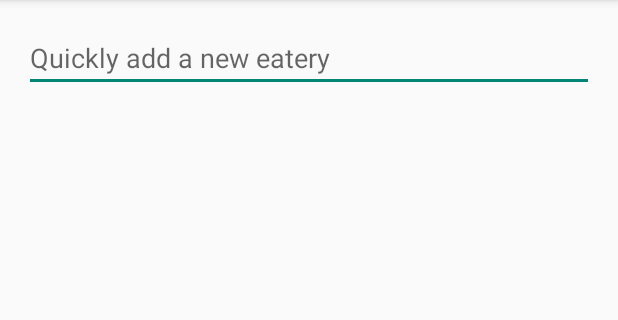
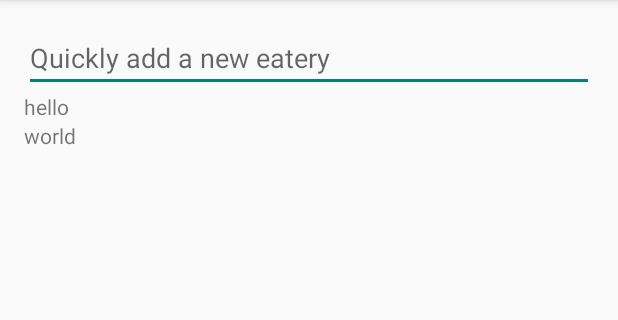
Before and after one commit to aclissold/lunch-android, an Android app: the screen it shows after launch (LunchActivity), on a phone screen of 412 x 824 dp, the part 84-404 px from its top. Run offline under Robolectric (Android 15) with nearby library versions, the phone set to English and light mode, and no system bars.

Commit message:
Add recycler view

```diff
--- a/app/build.gradle
+++ b/app/build.gradle
@@ -21,4 +21,5 @@ android {
 
 dependencies {
     compile fileTree(dir: 'libs', include: ['*.jar'])
+    compile 'com.android.support:recyclerview-v7:22.1.1'
 }
--- a/app/src/main/java/com/andrewclissold/lunch/LunchActivityFragment.java
+++ b/app/src/main/java/com/andrewclissold/lunch/LunchActivityFragment.java
@@ -2,6 +2,8 @@ package com.andrewclissold.lunch;
 
 import android.app.Fragment;
 import android.os.Bundle;
+import android.support.v7.widget.LinearLayoutManager;
+import android.support.v7.widget.RecyclerView;
 import android.view.LayoutInflater;
 import android.view.View;
 import android.view.ViewGroup;
@@ -12,12 +14,27 @@ import android.view.ViewGroup;
  */
 public class LunchActivityFragment extends Fragment {
 
+    private RecyclerView mRecyclerView;
+    private RecyclerView.Adapter mAdapter;
+    private RecyclerView.LayoutManager mLayoutManager;
+
     public LunchActivityFragment() {
     }
 
     @Override
     public View onCreateView(LayoutInflater inflater, ViewGroup container,
                              Bundle savedInstanceState) {
-        return inflater.inflate(R.layout.fragment_lunch, container, false);
+        View rootView = inflater.inflate(R.layout.fragment_lunch, container, false);
+        mRecyclerView = (RecyclerView) rootView.findViewById(R.id.eatery_recycler_view);
+        mRecyclerView.setHasFixedSize(true);
+
+        mLayoutManager = new LinearLayoutManager(getActivity());
+        mRecyclerView.setLayoutManager(mLayoutManager);
+
+        String[] lunchDataset = {"hello", "world"};
+        mAdapter = new LunchAdapter(lunchDataset);
+        mRecyclerView.setAdapter(mAdapter);
+
+        return rootView;
     }
 }
--- /dev/null
+++ b/app/src/main/java/com/andrewclissold/lunch/LunchAdapter.java
@@ -0,0 +1,42 @@
+package com.andrewclissold.lunch;
+
+import android.support.v7.widget.RecyclerView;
+import android.view.ViewGroup;
+import android.widget.TextView;
+
+/**
+ * Created by aclissold on 7/28/15.
+ */
+public class LunchAdapter extends RecyclerView.Adapter<LunchAdapter.ViewHolder> {
+    private String[] mDataset;
+
+    public static class ViewHolder extends RecyclerView.ViewHolder {
+        public TextView mTextView;
+        public ViewHolder(TextView v) {
+            super(v);
+            mTextView = v;
+        }
+    }
+
+    public LunchAdapter(String[] lunchDataset) {
+        mDataset = lunchDataset;
+    }
+
+    @Override
+    public LunchAdapter.ViewHolder onCreateViewHolder(ViewGroup parent, int viewType) {
+//        View v = LayoutInflater.from(parent.getContext()).inflate(R.layout.lunch_text_view, parent, false);
+        TextView v = new TextView(parent.getContext());
+        ViewHolder vh = new ViewHolder(v);
+        return vh;
+    }
+
+    @Override
+    public void onBindViewHolder(ViewHolder holder, int position) {
+        holder.mTextView.setText(mDataset[position]);
+    }
+
+    @Override
+    public int getItemCount() {
+        return mDataset.length;
+    }
+}
--- a/app/src/main/res/layout/activity_lunch.xml
+++ b/app/src/main/res/layout/activity_lunch.xml
@@ -2,4 +2,5 @@
     xmlns:tools="http://schemas.android.com/tools" android:id="@+id/fragment"
     android:name="com.andrewclissold.lunch.LunchActivityFragment"
     tools:layout="@layout/fragment_lunch" android:layout_width="match_parent"
-    android:layout_height="match_parent" />
+    android:layout_height="match_parent">
+</fragment>
--- a/app/src/main/res/layout/fragment_lunch.xml
+++ b/app/src/main/res/layout/fragment_lunch.xml
@@ -14,4 +14,12 @@
         android:layout_alignParentStart="true"
         android:hint="@string/add_eatery"
         android:singleLine="true" />
+
+    <android.support.v7.widget.RecyclerView
+        android:id="@+id/eatery_recycler_view"
+        android:scrollbars="vertical"
+        android:layout_width="match_parent"
+        android:layout_height="match_parent"
+        android:layout_below="@+id/editText" />
+
 </RelativeLayout>
```
Also changed, not shown: 2 other files.
